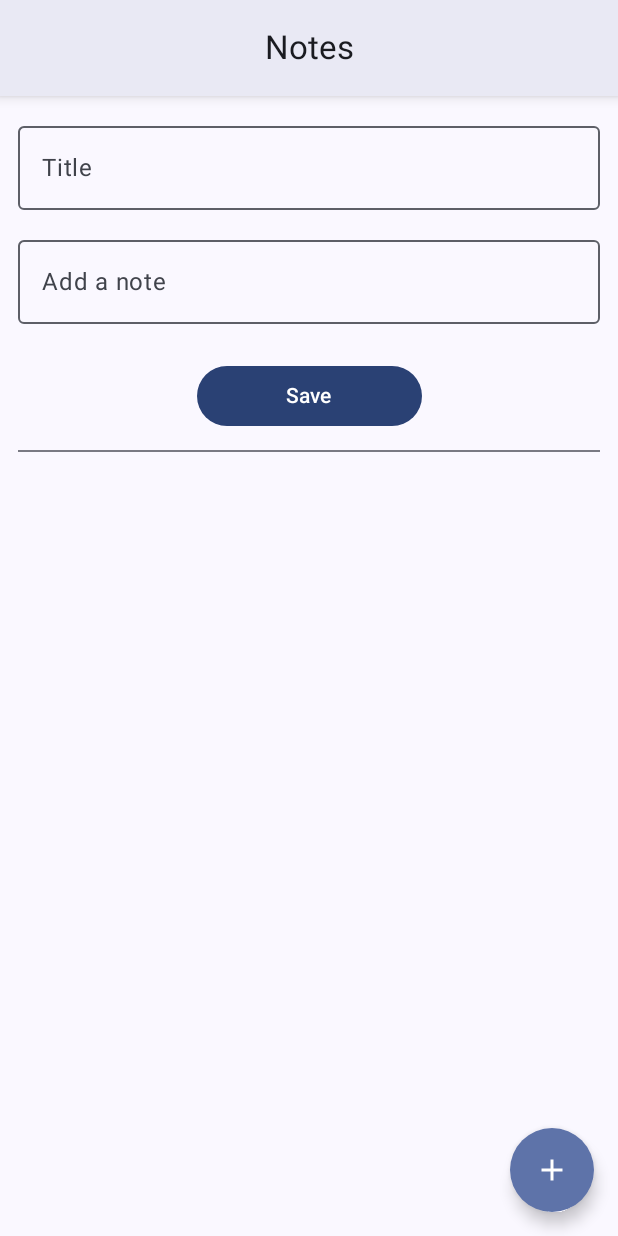
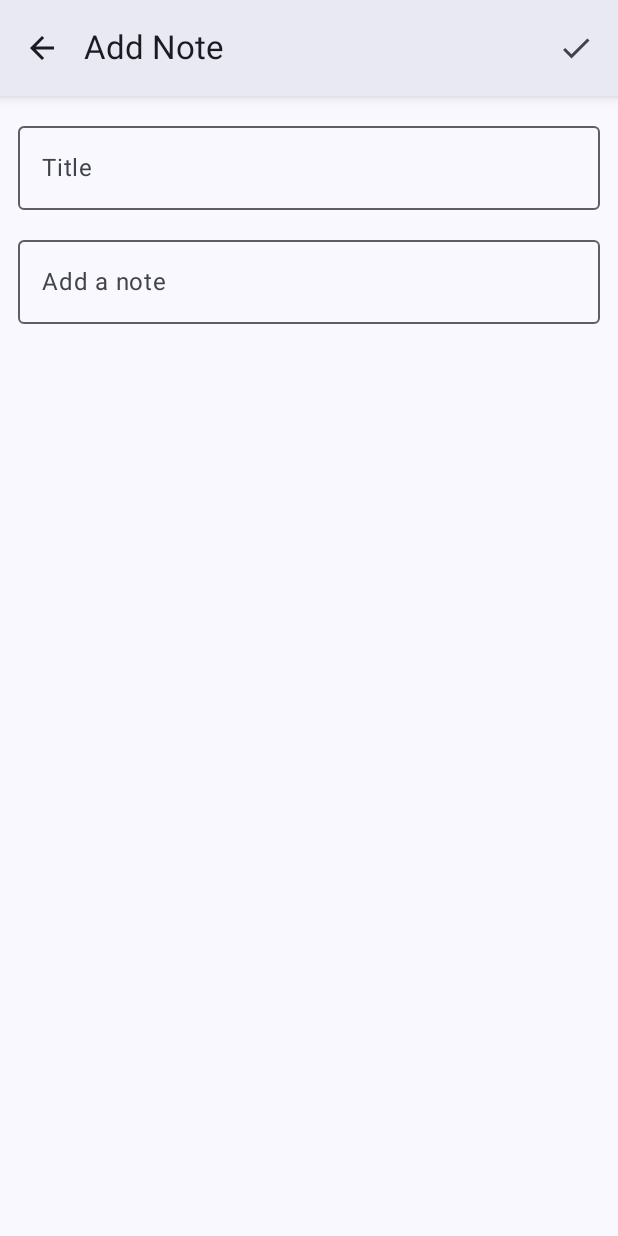
Before and after one commit to Anand-Avinash-Bhalerao/NotesApp-JetpackCompose, an Android app built with Jetpack Compose: the screen it shows after launch (MainActivity), after a tap on "Add a note", on a phone screen of 412 x 824 dp. Run offline under Robolectric (Android 15) with nearby library versions, the phone set to English and light mode, and no system bars; our stand-ins replace Dagger/Hilt's generated code, Room's generated code.

Commit message:
Add feature separated to AddScreen.kt

```diff
--- a/app/src/main/java/com/billion_dollor_company/notesapp/MainActivity.kt
+++ b/app/src/main/java/com/billion_dollor_company/notesapp/MainActivity.kt
@@ -8,9 +8,10 @@ import androidx.activity.viewModels
 import androidx.annotation.RequiresApi
 import androidx.compose.runtime.Composable
 import androidx.compose.runtime.collectAsState
-import com.billion_dollor_company.notesapp.ui.screen.home.NoteScreen
-import com.billion_dollor_company.notesapp.ui.screen.home.NoteViewModel
+import com.billion_dollor_company.notesapp.ui.screen.home.HomeScreen
+import com.billion_dollor_company.notesapp.ui.screen.home.HomeViewModel
 import com.billion_dollor_company.notesapp.ui.theme.NotesAppTheme
+import com.billion_dollor_company.notesapp.util.Navigation
 import dagger.hilt.android.AndroidEntryPoint
 
 @AndroidEntryPoint
@@ -20,26 +21,8 @@ class MainActivity : ComponentActivity() {
         super.onCreate(savedInstanceState)
         setContent {
             NotesAppTheme {
-                val noteViewModel : NoteViewModel by viewModels()
-                NotesApp(noteViewModel)
+                Navigation()
             }
         }
     }
 }
-
-@RequiresApi(Build.VERSION_CODES.O)
-@Composable
-fun NotesApp(notesViewModel: NoteViewModel) {
-
-    val notesList = notesViewModel.noteInfoList.collectAsState().value
-
-    NoteScreen(
-        notesList = notesList,
-        onAddNote = { note ->
-            notesViewModel.addNote(note)
-        },
-        onDeleteNote = { note ->
-            notesViewModel.deleteNote(note)
-        }
-    )
-}
--- a/app/src/main/java/com/billion_dollor_company/notesapp/ui/components/TakeNoteInput.kt
+++ b/app/src/main/java/com/billion_dollor_company/notesapp/ui/components/TakeNoteInput.kt
@@ -30,10 +30,11 @@ fun NoteInputTextField(
     modifier: Modifier = Modifier,
     text: String,
     label: String,
-    maxLine: Int = 1,
+    maxLine: Int = 20,
     onTextChange: (String) -> Unit = {},
     imeAction: ImeAction,
     onImeAction: () -> Unit = {},
+    capitalization: KeyboardCapitalization = KeyboardCapitalization.Sentences
 ) {
     val keyboardController = LocalSoftwareKeyboardController.current
     OutlinedTextField(
@@ -48,7 +49,8 @@ fun NoteInputTextField(
             color = MaterialTheme.colorScheme.onBackground
         ),
         keyboardOptions = KeyboardOptions(
-            imeAction = imeAction
+            imeAction = imeAction,
+            capitalization = capitalization
         ),
         keyboardActions = KeyboardActions(
             onDone = {
--- /dev/null
+++ b/app/src/main/java/com/billion_dollor_company/notesapp/ui/screen/addNote/AddScreen.kt
@@ -0,0 +1,154 @@
+package com.billion_dollor_company.notesapp.ui.screen.addNote
+
+import android.os.Build
+import android.widget.Toast
+import androidx.annotation.RequiresApi
+import androidx.compose.foundation.layout.Column
+import androidx.compose.foundation.layout.fillMaxSize
+import androidx.compose.foundation.layout.fillMaxWidth
+import androidx.compose.foundation.layout.padding
+import androidx.compose.material.icons.Icons
+import androidx.compose.material.icons.filled.ArrowBack
+import androidx.compose.material.icons.filled.Done
+import androidx.compose.material3.ExperimentalMaterial3Api
+import androidx.compose.material3.Icon
+import androidx.compose.material3.IconButton
+import androidx.compose.material3.MaterialTheme
+import androidx.compose.material3.Scaffold
+import androidx.compose.material3.Surface
+import androidx.compose.material3.Text
+import androidx.compose.material3.TopAppBar
+import androidx.compose.material3.TopAppBarDefaults
+import androidx.compose.material3.surfaceColorAtElevation
+import androidx.compose.runtime.Composable
+import androidx.compose.ui.Alignment
+import androidx.compose.ui.Modifier
+import androidx.compose.ui.draw.shadow
+import androidx.compose.ui.platform.LocalContext
+import androidx.compose.ui.text.input.ImeAction
+import androidx.compose.ui.text.input.KeyboardCapitalization
+import androidx.compose.ui.unit.dp
+import androidx.hilt.navigation.compose.hiltViewModel
+import com.billion_dollor_company.notesapp.ui.components.NoteInputTextField
+
+@RequiresApi(Build.VERSION_CODES.O)
+@Composable
+fun AddScreen(
+    onBackPressed: () -> Unit
+) {
+    val viewModel: AddViewModel = hiltViewModel()
+    OuterStructure(
+        viewModel = viewModel,
+        onBackPressed = onBackPressed
+    ) {
+        MainContent()
+    }
+}
+
+@RequiresApi(Build.VERSION_CODES.O)
+@OptIn(ExperimentalMaterial3Api::class)
+@Composable
+private fun OuterStructure(
+    viewModel: AddViewModel,
+    onBackPressed: () -> Unit,
+    content: @Composable () -> Unit
+) {
+    val context = LocalContext.current
+    Surface(
+        modifier = Modifier.fillMaxSize(),
+        color = MaterialTheme.colorScheme.background
+    ) {
+        Scaffold(
+            topBar = {
+                TopAppBar(
+                    title = {
+                        Text(
+                            text = "Add Note"
+                        )
+                    },
+                    navigationIcon = {
+                        IconButton(
+                            onClick = {
+                                onBackPressed()
+                            }
+                        ) {
+                            Icon(
+                                imageVector = Icons.Filled.ArrowBack,
+                                contentDescription = "Back"
+                            )
+                        }
+                    },
+                    modifier = Modifier
+                        .shadow(elevation = 5.dp),
+                    colors = TopAppBarDefaults.smallTopAppBarColors(
+                        containerColor = MaterialTheme.colorScheme.surfaceColorAtElevation(3.dp)
+                    ),
+                    actions = {
+                        IconButton(
+                            onClick = {
+                                if (viewModel.title.isNotEmpty() && viewModel.description.isNotEmpty()) {
+                                    viewModel.addNote()
+                                    onBackPressed()
+                                } else {
+                                    Toast.makeText(
+                                        context,
+                                        "Title and Description cannot be empty!",
+                                        Toast.LENGTH_SHORT
+                                    ).show()
+                                }
+                            }
+                        ) {
+                            Icon(
+                                imageVector = Icons.Filled.Done,
+                                contentDescription = "Save the Note"
+                            )
+                        }
+                    }
+                )
+            },
+
+            ) {
+            Surface(
+                modifier = Modifier
+                    .padding(it)
+            ) {
+                content()
+            }
+        }
+    }
+}
+
+@RequiresApi(Build.VERSION_CODES.O)
+@Composable
+fun MainContent() {
+    val viewModel: AddViewModel = hiltViewModel()
+    Column(
+        modifier = Modifier
+            .fillMaxWidth()
+            .padding(12.dp),
+        horizontalAlignment = Alignment.CenterHorizontally
+    ) {
+        NoteInputTextField(
+            label = "Title",
+            text = viewModel.title,
+            onTextChange = {
+                viewModel.title = it
+            },
+            imeAction = ImeAction.Next,
+            modifier = Modifier.fillMaxWidth(),
+            maxLine = 1,
+        )
+        NoteInputTextField(
+            label = "Add a note",
+            text = viewModel.description,
+            onTextChange = {
+                viewModel.description = it
+            },
+            imeAction = ImeAction.Default,
+            modifier = Modifier
+                .fillMaxWidth()
+                .padding(top = 12.dp)
+        )
+    }
+
+}
--- /dev/null
+++ b/app/src/main/java/com/billion_dollor_company/notesapp/ui/screen/addNote/AddViewModel.kt
@@ -0,0 +1,41 @@
+package com.billion_dollor_company.notesapp.ui.screen.addNote
+
+import android.os.Build
+import androidx.annotation.RequiresApi
+import androidx.compose.runtime.MutableState
+import androidx.compose.runtime.getValue
+import androidx.compose.runtime.mutableStateOf
+import androidx.compose.runtime.remember
+import androidx.compose.runtime.setValue
+import androidx.lifecycle.ViewModel
+import androidx.lifecycle.viewModelScope
+import com.billion_dollor_company.notesapp.model.NoteInfo
+import com.billion_dollor_company.notesapp.repository.NoteRepository
+import dagger.hilt.android.lifecycle.HiltViewModel
+import kotlinx.coroutines.launch
+import javax.inject.Inject
+
+@HiltViewModel
+class AddViewModel @Inject constructor(
+    private val repository: NoteRepository
+) : ViewModel() {
+
+    var title by mutableStateOf("")
+    var description by mutableStateOf("")
+
+    @RequiresApi(Build.VERSION_CODES.O)
+    fun addNote() {
+        viewModelScope.launch {
+            repository.addNote(
+                NoteInfo(
+                    title = title,
+                    description = description
+                )
+            )
+        }
+    }
+
+    fun updateNote(note: NoteInfo) = viewModelScope.launch {
+        repository.updateNote(note)
+    }
+}
--- a/app/src/main/java/com/billion_dollor_company/notesapp/ui/screen/home/NoteScreen.kt
+++ b/app/src/main/java/com/billion_dollor_company/notesapp/ui/screen/home/HomeScreen.kt
@@ -7,8 +7,10 @@ import androidx.compose.foundation.ExperimentalFoundationApi
 import androidx.compose.foundation.clickable
 import androidx.compose.foundation.layout.Arrangement
 import androidx.compose.foundation.layout.Column
+import androidx.compose.foundation.layout.Spacer
 import androidx.compose.foundation.layout.fillMaxSize
 import androidx.compose.foundation.layout.fillMaxWidth
+import androidx.compose.foundation.layout.height
 import androidx.compose.foundation.layout.padding
 import androidx.compose.foundation.layout.width
 import androidx.compose.foundation.lazy.staggeredgrid.LazyVerticalStaggeredGrid
@@ -33,6 +35,7 @@ import androidx.compose.material3.Text
 import androidx.compose.material3.TopAppBarDefaults
 import androidx.compose.material3.surfaceColorAtElevation
 import androidx.compose.runtime.Composable
+import androidx.compose.runtime.collectAsState
 import androidx.compose.runtime.getValue
 import androidx.compose.runtime.mutableStateOf
 import androidx.compose.runtime.remember
@@ -42,8 +45,12 @@ import androidx.compose.ui.Modifier
 import androidx.compose.ui.draw.clip
 import androidx.compose.ui.draw.shadow
 import androidx.compose.ui.platform.LocalContext
+import androidx.compose.ui.text.font.FontWeight
 import androidx.compose.ui.text.input.ImeAction
 import androidx.compose.ui.unit.dp
+import androidx.hilt.navigation.compose.hiltViewModel
+import androidx.lifecycle.viewmodel.compose.viewModel
+import androidx.navigation.NavController
 import com.billion_dollor_company.notesapp.model.NoteInfo
 import com.billion_dollor_company.notesapp.ui.components.NoteInputTextField
 import com.billion_dollor_company.notesapp.util.formatDate
@@ -51,11 +58,11 @@ import com.billion_dollor_company.notesapp.util.formatDate
 @RequiresApi(Build.VERSION_CODES.O)
 @OptIn(ExperimentalMaterial3Api::class, ExperimentalFoundationApi::class)
 @Composable
-fun NoteScreen(
-    notesList: List<NoteInfo>,
-    onAddNote: (NoteInfo) -> Unit = {},
-    onDeleteNote: (NoteInfo) -> Unit = {}
+fun HomeScreen(
+    addNote: () -> Unit
 ) {
+    val homeViewModel: HomeViewModel = hiltViewModel()
+    val notesList = homeViewModel.noteInfoList.collectAsState().value
     val context = LocalContext.current
     Surface(
         modifier = Modifier.fillMaxSize(),
@@ -79,11 +86,10 @@ fun NoteScreen(
             floatingActionButton = {
                 FloatingActionButton(
                     onClick = {
-                        Toast.makeText(context, "Button clicked", Toast.LENGTH_SHORT).show()
+                        addNote()
                     },
                     shape = CircleShape,
-
-                    ) {
+                ) {
                     Icon(
                         imageVector = Icons.Default.Add,
                         contentDescription = "Add a note"
@@ -95,62 +101,12 @@ fun NoteScreen(
                 modifier = Modifier
                     .padding(it)
             ) {
-                val context = LocalContext.current
-                var title by remember {
-                    mutableStateOf("")
-                }
-                var description by remember {
-                    mutableStateOf("")
-                }
                 Column(
                     modifier = Modifier
                         .fillMaxWidth()
                         .padding(12.dp),
                     horizontalAlignment = Alignment.CenterHorizontally
                 ) {
-                    NoteInputTextField(
-                        label = "Title",
-                        text = title,
-                        onTextChange = {
-                            title = it
-                        },
-                        imeAction = ImeAction.Next,
-                        modifier = Modifier.fillMaxWidth()
-                    )
-                    NoteInputTextField(
-                        label = "Add a note",
-                        text = description,
-                        onTextChange = {
-                            description = it
-                        },
-                        imeAction = ImeAction.Done,
-                        modifier = Modifier
-                            .fillMaxWidth()
-                            .padding(top = 12.dp)
-                    )
-
-                    Button(
-                        modifier = Modifier
-                            .width(150.dp)
-                            .padding(top = 24.dp),
-
-                        onClick = {
-                            if (title.isNotEmpty() and description.isNotEmpty()) {
-                                onAddNote(NoteInfo(title = title, description = description))
-                                Toast.makeText(context, "Saved", Toast.LENGTH_SHORT).show()
-                                title = ""
-                                description = ""
-
-                            }
-                        }
-                    ) {
-                        Text(text = "Save")
-                    }
-
-                    Divider(
-                        Modifier.padding(vertical = 12.dp)
-                    )
-
                     LazyVerticalStaggeredGrid(
                         columns = StaggeredGridCells.Fixed(2),
                         verticalItemSpacing = 4.dp,
@@ -158,12 +114,11 @@ fun NoteScreen(
                         content = {
                             items(notesList) { note ->
                                 InfoCard(note) {
-                                    onDeleteNote(note)
+//                                    homeViewModel.deleteNote(note)
                                 }
                             }
                         }
                     )
-
                 }
             }
         }
@@ -190,11 +145,29 @@ fun InfoCard(
             Column(
                 modifier = Modifier
                     .fillMaxWidth()
-                    .padding(12.dp)
+                    .padding(12.dp),
+                horizontalAlignment = Alignment.End
             ) {
-                Text(text = noteInfo.title)
-                Text(text = noteInfo.description)
-                Text(text = formatDate(noteInfo.entryDate.time))
+                Text(
+                    modifier = Modifier
+                        .fillMaxWidth(),
+                    text = noteInfo.title,
+                    style = MaterialTheme.typography.titleLarge,
+                    fontWeight = FontWeight.Bold,
+                    color = MaterialTheme.colorScheme.primary
+                )
+                Text(
+                    modifier = Modifier
+                        .fillMaxWidth(),
+                    text = noteInfo.description,
+                    style = MaterialTheme.typography.bodyLarge,
+                )
+                Spacer(modifier = Modifier.height(12.dp))
+                Text(
+                    text = formatDate(noteInfo.entryDate.time),
+                    style = MaterialTheme.typography.labelSmall,
+                    fontWeight = FontWeight.Thin
+                )
             }
         }
     }
--- a/app/src/main/java/com/billion_dollor_company/notesapp/ui/screen/home/NoteViewModel.kt
+++ b/app/src/main/java/com/billion_dollor_company/notesapp/ui/screen/home/HomeViewModel.kt
@@ -1,7 +1,6 @@
 package com.billion_dollor_company.notesapp.ui.screen.home
 
 import android.os.Build
-import android.util.Log
 import androidx.annotation.RequiresApi
 import androidx.lifecycle.ViewModel
 import androidx.lifecycle.viewModelScope
@@ -17,18 +16,16 @@ import javax.inject.Inject
 
 @HiltViewModel
 @RequiresApi(Build.VERSION_CODES.O)
-class NoteViewModel @Inject constructor(private val repository: NoteRepository) : ViewModel() {
+class HomeViewModel @Inject constructor(private val repository: NoteRepository) : ViewModel() {
 
-
-    private val _noteInfoList = MutableStateFlow<List<NoteInfo>>(emptyList())
-    val noteInfoList = _noteInfoList.asStateFlow()
+    private val stateFlow = MutableStateFlow<List<NoteInfo>>(emptyList())
+    val noteInfoList = stateFlow.asStateFlow()
 
     init {
         viewModelScope.launch(Dispatchers.IO) {
             repository.getAllNotes().distinctUntilChanged()
                 .collect{listOfNotes->
-                    _noteInfoList.value = listOfNotes
-
+                    stateFlow.value = listOfNotes
                 }
         }
     }
@@ -44,5 +41,4 @@ class NoteViewModel @Inject constructor(private val repository: NoteRepository)
     fun deleteNote(note: NoteInfo) = viewModelScope.launch {
         repository.deleteNote(note)
     }
-
 }
--- /dev/null
+++ b/app/src/main/java/com/billion_dollor_company/notesapp/util/Navigation.kt
@@ -0,0 +1,42 @@
+package com.billion_dollor_company.notesapp.util
+
+import android.os.Build
+import androidx.annotation.RequiresApi
+import androidx.compose.runtime.Composable
+import androidx.navigation.NavController
+import androidx.navigation.compose.NavHost
+import androidx.navigation.compose.composable
+import androidx.navigation.compose.rememberNavController
+import com.billion_dollor_company.notesapp.ui.screen.addNote.AddScreen
+import com.billion_dollor_company.notesapp.ui.screen.home.HomeScreen
+import com.billion_dollor_company.notesapp.ui.screen.home.HomeViewModel
+
+@RequiresApi(Build.VERSION_CODES.O)
+@Composable
+fun Navigation() {
+    val navController = rememberNavController()
+
+    NavHost(
+        navController = navController,
+        startDestination = Screens.HomeScreen.name
+    ) {
+        composable(
+            Screens.HomeScreen.name
+        ) {
+            HomeScreen(
+                addNote = {
+                    navController.navigate(Screens.AddScreen.name)
+                }
+            )
+        }
+        composable(
+            Screens.AddScreen.name
+        ) {
+            AddScreen(
+                onBackPressed = {
+                    navController.navigateUp()
+                }
+            )
+        }
+    }
+}
--- /dev/null
+++ b/app/src/main/java/com/billion_dollor_company/notesapp/util/Screens.kt
@@ -0,0 +1,6 @@
+package com.billion_dollor_company.notesapp.util
+
+enum class Screens {
+    HomeScreen,
+    AddScreen
+}
--- a/app/src/main/java/com/billion_dollor_company/notesapp/util/utils.kt
+++ b/app/src/main/java/com/billion_dollor_company/notesapp/util/utils.kt
@@ -8,7 +8,7 @@ fun formatDate(time: Long): String {
     val date = Date(time)
     val dateFormat = SimpleDateFormat(
 //        "EEE, d MMM hh:mm aaa",
-        "d MMM hh:mm",
+        "d MMM hh:mm aaa",
         Locale.getDefault()
     )
     return dateFormat.format(date)
--- a/build.gradle.kts
+++ b/build.gradle.kts
@@ -5,4 +5,5 @@ plugins {
     id("com.android.application") version "8.1.2" apply false
     id("org.jetbrains.kotlin.android") version "1.8.10" apply false
     id("com.google.dagger.hilt.android") version "2.44" apply false
+
 }
```
Also changed, not shown: app/build.gradle.kts (+7 -0 lines).
